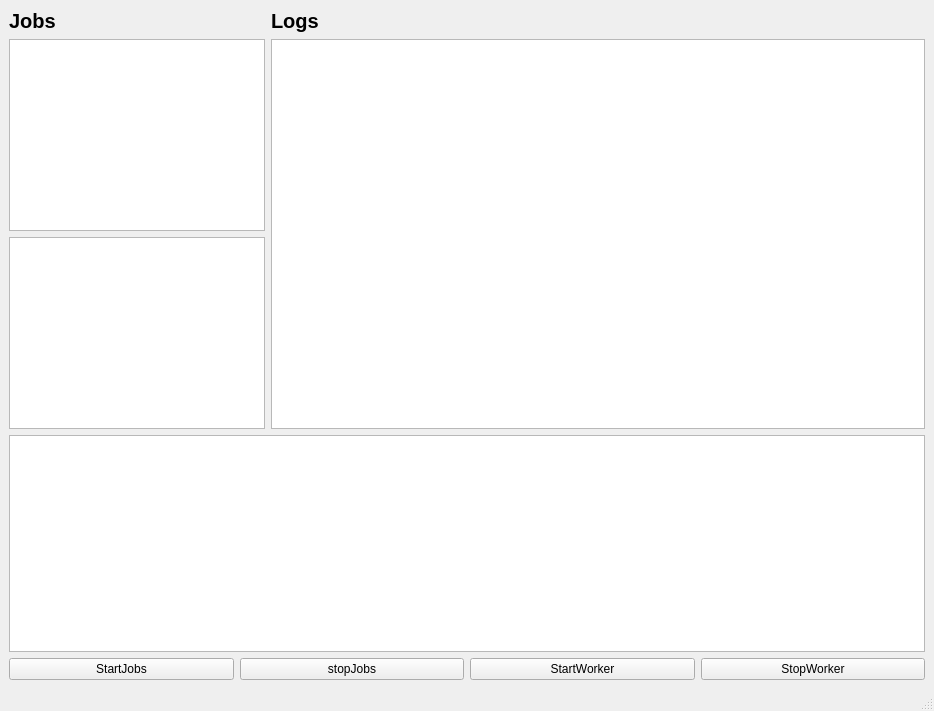
Before: the Qt Designer form J_Living/J_LivingScript/python/J_slaveUi.ui in wangziheng0426/JMadOnion, drawn with Qt 5.
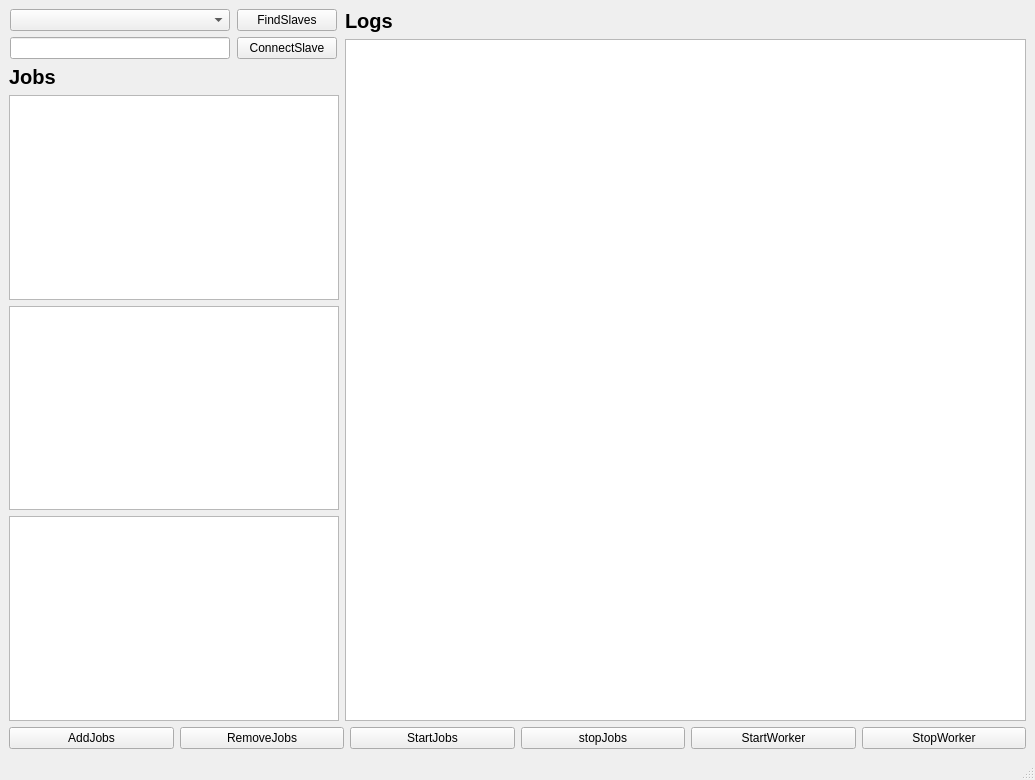
After: the same form once the commit is applied.

The edit to the form file:
```diff
--- a/J_Living/J_LivingScript/python/J_slaveUi.ui
+++ b/J_Living/J_LivingScript/python/J_slaveUi.ui
@@ -6,17 +6,107 @@
    <rect>
     <x>0</x>
     <y>0</y>
-    <width>934</width>
-    <height>711</height>
+    <width>1035</width>
+    <height>780</height>
    </rect>
   </property>
   <property name="windowTitle">
    <string>MainWindow</string>
   </property>
   <widget class="QWidget" name="centralwidget">
-   <layout class="QFormLayout" name="formLayout">
+   <layout class="QGridLayout" name="gridLayout_2">
     <item row="0" column="0">
-     <layout class="QVBoxLayout" name="verticalLayout001">
+     <layout class="QHBoxLayout" name="horizontalLayout_2">
+      <property name="sizeConstraint">
+       <enum>QLayout::SetFixedSize</enum>
+      </property>
+      <item>
+       <layout class="QVBoxLayout" name="verticalLayout_3">
+        <property name="sizeConstraint">
+         <enum>QLayout::SetFixedSize</enum>
+        </property>
+        <item>
+         <layout class="QGridLayout" name="gridLayout">
+          <property name="sizeConstraint">
+           <enum>QLayout::SetFixedSize</enum>
+          </property>
+          <item row="0" column="0">
+           <widget class="QComboBox" name="comboBox_slaveList">
+            <property name="sizePolicy">
+             <sizepolicy hsizetype="Fixed" vsizetype="Fixed">
+              <horstretch>0</horstretch>
+              <verstretch>0</verstretch>
+             </sizepolicy>
+            </property>
+            <property name="maximumSize">
+             <size>
+              <width>220</width>
+              <height>50</height>
+             </size>
+            </property>
+           </widget>
+          </item>
+          <item row="0" column="1">
+           <widget class="QPushButton" name="pushButton_findSlave">
+            <property name="sizePolicy">
+             <sizepolicy hsizetype="Fixed" vsizetype="Fixed">
+              <horstretch>0</horstretch>
+              <verstretch>0</verstretch>
+             </sizepolicy>
+            </property>
+            <property name="maximumSize">
+             <size>
+              <width>100</width>
+              <height>50</height>
+             </size>
+            </property>
+            <property name="text">
+             <string>FindSlaves</string>
+            </property>
+           </widget>
+          </item>
+          <item row="1" column="0">
+           <widget class="QLineEdit" name="lineEdit">
+            <property name="sizePolicy">
+             <sizepolicy hsizetype="Fixed" vsizetype="Fixed">
+              <horstretch>0</horstretch>
+              <verstretch>0</verstretch>
+             </sizepolicy>
+            </property>
+            <property name="maximumSize">
+             <size>
+              <width>220</width>
+              <height>50</height>
+             </size>
+            </property>
+           </widget>
+          </item>
+          <item row="1" column="1">
+           <widget class="QPushButton" name="pushButton_connectSlave">
+            <property name="sizePolicy">
+             <sizepolicy hsizetype="Fixed" vsizetype="Fixed">
+              <horstretch>0</horstretch>
+              <verstretch>0</verstretch>
+             </sizepolicy>
+            </property>
+            <property name="maximumSize">
+             <size>
+              <width>100</width>
+              <height>50</height>
+             </size>
+            </property>
+            <property name="text">
+             <string>ConnectSlave</string>
+            </property>
+           </widget>
+          </item>
+         </layout>
+        </item>
+        <item>
+         <layout class="QVBoxLayout" name="verticalLayout">
+          <property name="sizeConstraint">
+           <enum>QLayout::SetFixedSize</enum>
+          </property>
       <item>
        <widget class="QLabel" name="label">
         <property name="font">
@@ -32,15 +122,77 @@
        </widget>
       </item>
       <item>
-       <widget class="QListView" name="listView_job"/>
+           <widget class="QListView" name="listView_job">
+            <property name="sizePolicy">
+             <sizepolicy hsizetype="Fixed" vsizetype="Expanding">
+              <horstretch>0</horstretch>
+              <verstretch>0</verstretch>
+             </sizepolicy>
+            </property>
+            <property name="minimumSize">
+             <size>
+              <width>330</width>
+              <height>0</height>
+             </size>
+            </property>
+            <property name="maximumSize">
+             <size>
+              <width>330</width>
+              <height>16777215</height>
+             </size>
+            </property>
+           </widget>
       </item>
       <item>
-       <widget class="QListView" name="listView_job_2"/>
-      </item>
-     </layout>
-    </item>
-    <item row="0" column="1">
-     <layout class="QVBoxLayout" name="verticalLayout002">
+           <widget class="QListView" name="listView_job_2">
+            <property name="sizePolicy">
+             <sizepolicy hsizetype="Fixed" vsizetype="Expanding">
+              <horstretch>0</horstretch>
+              <verstretch>0</verstretch>
+             </sizepolicy>
+            </property>
+            <property name="minimumSize">
+             <size>
+              <width>330</width>
+              <height>0</height>
+             </size>
+            </property>
+            <property name="maximumSize">
+             <size>
+              <width>330</width>
+              <height>16777215</height>
+             </size>
+            </property>
+           </widget>
+          </item>
+          <item>
+           <widget class="QListView" name="listView_log">
+            <property name="sizePolicy">
+             <sizepolicy hsizetype="Fixed" vsizetype="Expanding">
+              <horstretch>0</horstretch>
+              <verstretch>0</verstretch>
+             </sizepolicy>
+            </property>
+            <property name="minimumSize">
+             <size>
+              <width>330</width>
+              <height>0</height>
+             </size>
+            </property>
+            <property name="maximumSize">
+             <size>
+              <width>330</width>
+              <height>16777215</height>
+             </size>
+            </property>
+           </widget>
+          </item>
+         </layout>
+        </item>
+       </layout>
+      </item>
+      <item>
+       <layout class="QVBoxLayout" name="verticalLayout_2">
       <item>
        <widget class="QLabel" name="label_2">
         <property name="font">
@@ -56,15 +208,41 @@
        </widget>
       </item>
       <item>
-       <widget class="QTableView" name="tableView_worker"/>
+         <widget class="QTableView" name="tableView_worker">
+          <property name="minimumSize">
+           <size>
+            <width>650</width>
+            <height>650</height>
+           </size>
+          </property>
+          <property name="maximumSize">
+           <size>
+            <width>800</width>
+            <height>800</height>
+           </size>
+          </property>
+         </widget>
       </item>
      </layout>
     </item>
-    <item row="1" column="0" colspan="2">
-     <widget class="QListView" name="listView_log"/>
+     </layout>
     </item>
-    <item row="2" column="0" colspan="2">
+    <item row="1" column="0">
      <layout class="QHBoxLayout" name="horizontalLayout">
+      <item>
+       <widget class="QPushButton" name="pushButton_addJob">
+        <property name="text">
+         <string>AddJobs</string>
+        </property>
+       </widget>
+      </item>
+      <item>
+       <widget class="QPushButton" name="pushButton_removeJob">
+        <property name="text">
+         <string>RemoveJobs</string>
+        </property>
+       </widget>
+      </item>
       <item>
        <widget class="QPushButton" name="pushButton_startJob">
         <property name="text">
```
Left out of the diff: 2 changed lines with no effect on the pictures. Lines whose indentation alone changed are shown as unchanged.
